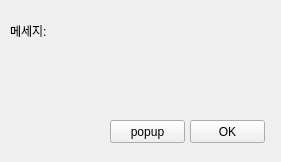
Qt form part1/studyPyQt/mainApp.ui (mini9155/miniprogects) before a commit.
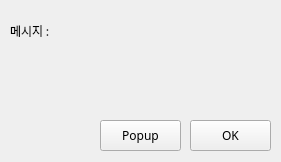
The same form after that commit.

What changed in the file:
```diff
--- a/part1/studyPyQt/mainApp.ui
+++ b/part1/studyPyQt/mainApp.ui
@@ -10,6 +10,12 @@
     <height>162</height>
    </rect>
   </property>
+  <property name="sizePolicy">
+   <sizepolicy hsizetype="Fixed" vsizetype="Fixed">
+    <horstretch>0</horstretch>
+    <verstretch>0</verstretch>
+   </sizepolicy>
+  </property>
   <property name="minimumSize">
    <size>
     <width>281</width>
@@ -22,6 +28,11 @@
     <height>162</height>
    </size>
   </property>
+  <property name="font">
+   <font>
+    <family>나눔고딕</family>
+   </font>
+  </property>
   <property name="windowTitle">
    <string>메인앱</string>
   </property>
@@ -34,14 +45,8 @@
      <height>21</height>
     </rect>
    </property>
-   <property name="sizePolicy">
-    <sizepolicy hsizetype="Fixed" vsizetype="Fixed">
-     <horstretch>0</horstretch>
-     <verstretch>0</verstretch>
-    </sizepolicy>
-   </property>
    <property name="text">
-    <string>메세지:</string>
+    <string>메시지 : </string>
    </property>
   </widget>
   <widget class="QPushButton" name="btnOK">
@@ -49,8 +54,8 @@
     <rect>
      <x>190</x>
      <y>120</y>
-     <width>75</width>
-     <height>23</height>
+     <width>81</width>
+     <height>31</height>
     </rect>
    </property>
    <property name="text">
@@ -60,14 +65,14 @@
   <widget class="QPushButton" name="btnPOP">
    <property name="geometry">
     <rect>
-     <x>110</x>
+     <x>100</x>
      <y>120</y>
-     <width>75</width>
-     <height>23</height>
+     <width>81</width>
+     <height>31</height>
     </rect>
    </property>
    <property name="text">
-    <string>popup</string>
+    <string>Popup</string>
    </property>
   </widget>
  </widget>
```
